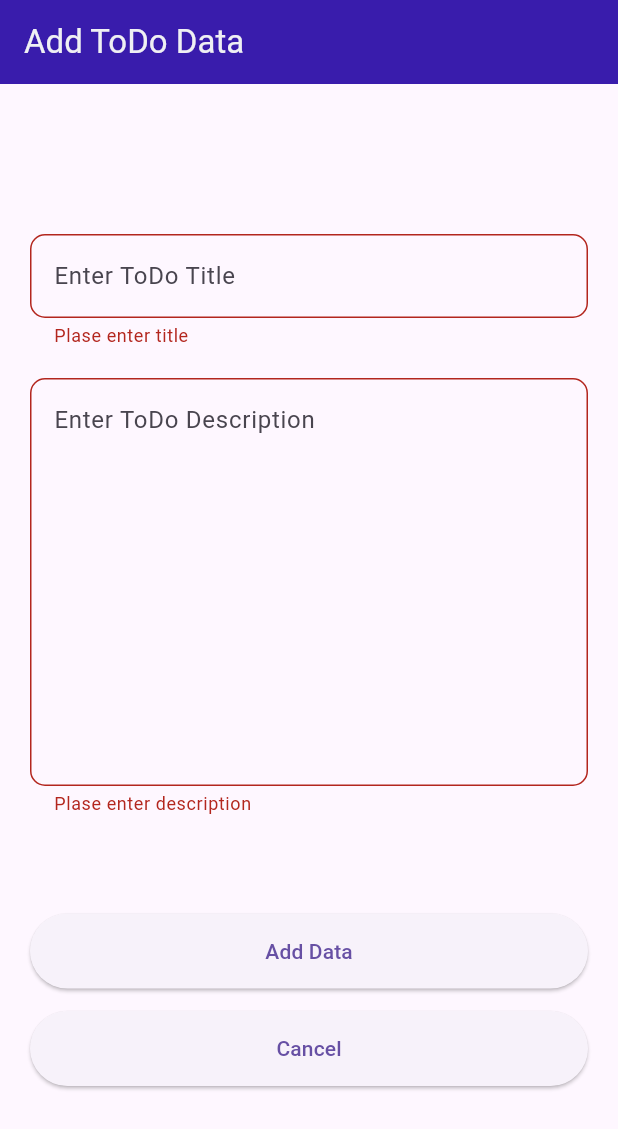
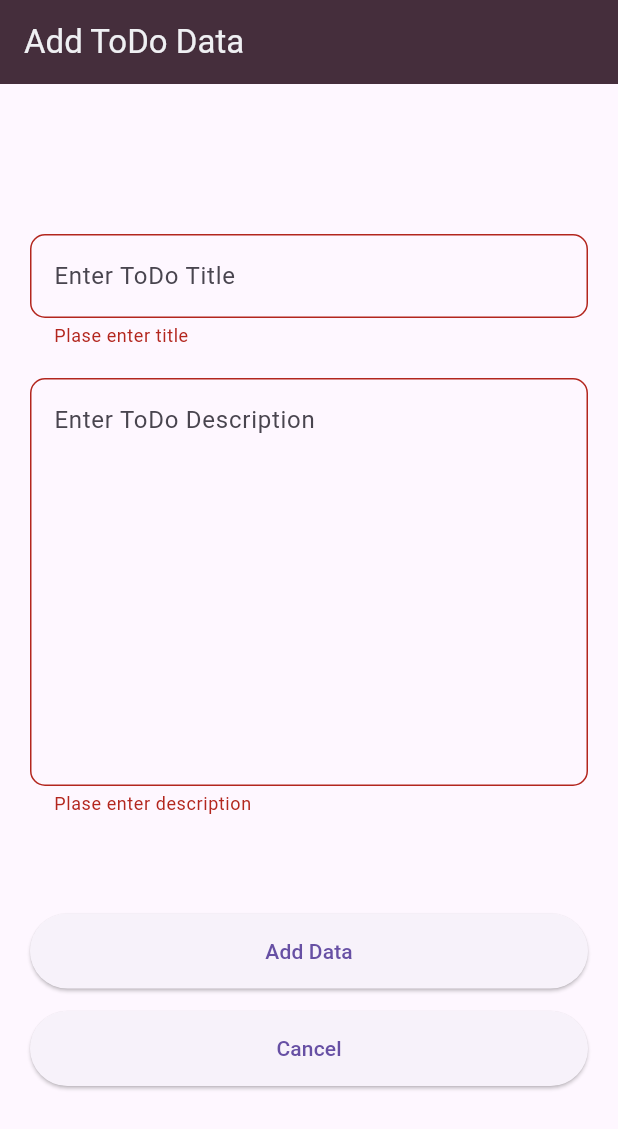
Before and after one commit to gyanendrarathour/todoapp, a Flutter app: the AddToDoScreen screen opened by its route, after a tap on "Add Data", on a phone screen of 412 x 824 dp. Shown: the top 1129 px of the screen. Run offline on Flutter 3.47's test engine with Material 3 defaults, Android fonts, the phone set to English and light mode, and no system bars; our stand-ins replace go_router, image_picker, sqflite; accounts and stored records are empty.

```diff
--- a/analysis_options.yaml
+++ b/analysis_options.yaml
@@ -7,6 +7,9 @@
 
 # The following line activates a set of recommended lints for Flutter apps,
 # packages, and plugins designed to encourage good coding practices.
+analyzer:
+  errors:
+    use_build_context_synchronously: ignore
 include: package:flutter_lints/flutter.yaml
 
 linter:
--- /dev/null
+++ b/devtools_options.yaml
@@ -0,0 +1,3 @@
+description: This file stores settings for Dart & Flutter DevTools.
+documentation: https://docs.flutter.dev/tools/devtools/extensions#configure-extension-enablement-states
+extensions:
--- a/lib/main.dart
+++ b/lib/main.dart
@@ -1,7 +1,6 @@
 import 'package:flutter/material.dart';
 import 'package:provider/provider.dart';
 import 'package:todoapp/provider/themeProvider.dart';
-import 'package:todoapp/view/home.dart';
 import 'package:todoapp/view/route/appRouteConfig.dart';
 
 void main() {
--- a/lib/provider/themeProvider.dart
+++ b/lib/provider/themeProvider.dart
@@ -1,3 +1,5 @@
+// ignore_for_file: file_names
+
 import 'package:flutter/material.dart';
 
 class ThemeProvider extends ChangeNotifier{
--- a/lib/view/addToDo.dart
+++ b/lib/view/addToDo.dart
@@ -1,6 +1,7 @@
+// ignore_for_file: use_build_context_synchronously, file_names
+
 import 'package:flutter/material.dart';
 import 'package:go_router/go_router.dart';
-import 'package:todoapp/view/home.dart';
 
 import '../db/dbHelper.dart';
 import 'colors/colors.dart';
@@ -61,6 +62,7 @@ class _AddToDoScreenState extends State<AddToDoScreen> {
                     if (value!.isEmpty) {
                       return 'Plase enter title';
                     }
+                    return null;
                   },
                 ),
                 const SizedBox(
@@ -78,10 +80,11 @@ class _AddToDoScreenState extends State<AddToDoScreen> {
                     if (value!.isEmpty) {
                       return 'Plase enter description';
                     }
+                    return null;
                   },
                 ),
                 const Spacer(),
-                Container(
+                SizedBox(
                   width: double.infinity,
                   height: 50,
                   child: ElevatedButton(
@@ -91,7 +94,7 @@ class _AddToDoScreenState extends State<AddToDoScreen> {
                       child: const Text('Add Data')),
                 ),
                 const SizedBox(height: 15,),
-                Container(
+                SizedBox(
                   width: double.infinity,
                   height: 50,
                   child: ElevatedButton(
--- a/lib/view/colors/colors.dart
+++ b/lib/view/colors/colors.dart
@@ -1,4 +1,4 @@
 import 'package:flutter/material.dart';
 
-const backgroundColor = Color.fromARGB(255, 57, 28, 172);
+const backgroundColor = Color.fromARGB(255, 69, 46, 60);
 const forgroundColor = Color.fromARGB(255, 239, 240, 243);
--- a/lib/view/home.dart
+++ b/lib/view/home.dart
@@ -43,14 +43,13 @@ class _HomeScreenState extends State<HomeScreen> {
               IconButton(onPressed: (){
                 _themeChange();
                 setState(() {
-
                 });
-              }, icon: themeIcon? const Icon(Icons.sunny, color: forgroundColor,): const Icon(Icons.dark_mode))
+              }, icon: themeIcon? const Icon(Icons.sunny): const Icon(Icons.dark_mode))
             ],
             bottom: const TabBar(
               indicatorColor: forgroundColor,
               labelColor: forgroundColor,
-              labelStyle: TextStyle(fontWeight: FontWeight.bold, fontSize: 20),
+              labelStyle: TextStyle(fontWeight: FontWeight.bold, fontSize: 17),
               unselectedLabelColor: forgroundColor,
               unselectedLabelStyle: TextStyle(fontSize: 15),
               indicatorSize: TabBarIndicatorSize.tab,
--- a/lib/view/route/appRouteConfig.dart
+++ b/lib/view/route/appRouteConfig.dart
@@ -1,3 +1,5 @@
+// ignore_for_file: file_names
+
 import 'package:flutter/material.dart';
 import 'package:go_router/go_router.dart';
 import 'package:todoapp/view/addToDo.dart';
--- a/lib/view/toDoScreen.dart
+++ b/lib/view/toDoScreen.dart
@@ -1,3 +1,5 @@
+// ignore_for_file: file_names, use_build_context_synchronously
+
 import 'package:flutter/material.dart';
 import 'package:go_router/go_router.dart';
 import 'package:todoapp/db/dbHelper.dart';
```
Also changed, not shown: lib/db/dbHelper.dart (+5 -7 lines), lib/view/mediaScreen.dart (+20 -25 lines).
